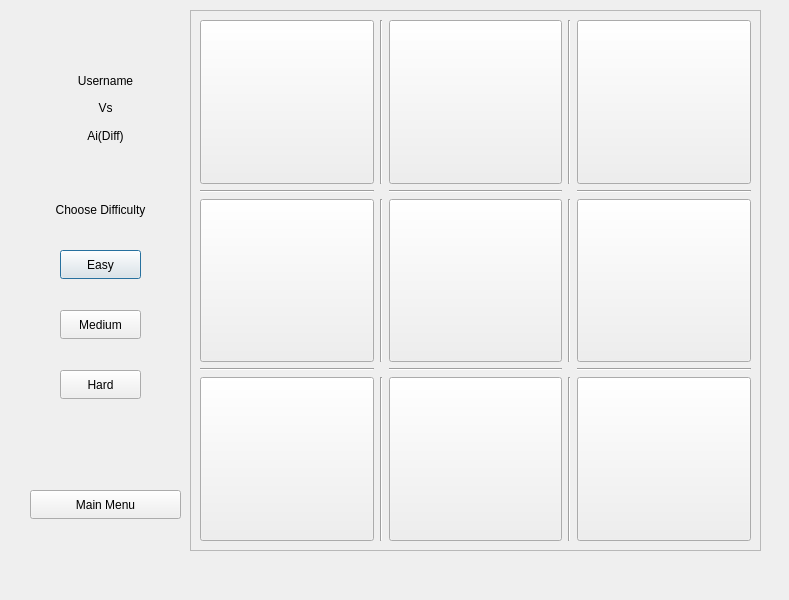
Old version of the form pvai.ui in the repository mo2menwael/Advanced-Tic-Tac-Toe.
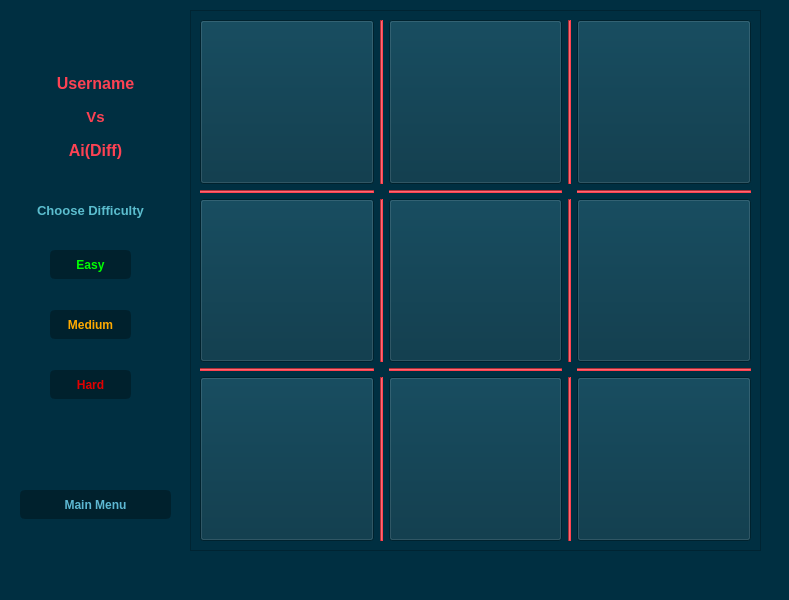
New version of the form.

The edit to the form file:
```diff
--- a/pvai.ui
+++ b/pvai.ui
@@ -13,15 +13,27 @@
   <property name="windowTitle">
    <string>Player VS AI</string>
   </property>
+  <property name="styleSheet">
+   <string notr="true">background-color: rgb(0, 47, 65);</string>
+  </property>
   <widget class="QLabel" name="difficulty">
    <property name="geometry">
     <rect>
-     <x>40</x>
+     <x>20</x>
      <y>200</y>
-     <width>121</width>
+     <width>141</width>
      <height>20</height>
     </rect>
    </property>
+   <property name="font">
+    <font>
+     <pointsize>10</pointsize>
+     <bold>true</bold>
+    </font>
+   </property>
+   <property name="styleSheet">
+    <string notr="true">color: rgb(91, 189, 206);</string>
+   </property>
    <property name="text">
     <string>Choose Difficulty</string>
    </property>
@@ -32,12 +44,35 @@
   <widget class="QPushButton" name="easy">
    <property name="geometry">
     <rect>
-     <x>60</x>
+     <x>50</x>
      <y>250</y>
      <width>81</width>
      <height>29</height>
     </rect>
    </property>
+   <property name="font">
+    <font>
+     <bold>true</bold>
+    </font>
+   </property>
+   <property name="styleSheet">
+    <string notr="true">QPushButton{
+color: rgb(0, 255, 0);
+background-color: rgb(0, 33, 45);
+border: 3px solid;
+border-radius: 5px;
+border-color: rgb(0, 33, 45);
+}
+QPushButton:Hover{
+border-color: rgb(0, 35, 48);
+background-color: rgb(0, 35, 48);
+}
+QPushButton:Pressed{
+background-color: rgb(0, 255, 0);
+color:rgb(0, 33, 45);
+border-color: rgb(0, 255, 0);
+}</string>
+   </property>
    <property name="text">
     <string>Easy</string>
    </property>
@@ -45,12 +80,35 @@
   <widget class="QPushButton" name="medium">
    <property name="geometry">
     <rect>
-     <x>60</x>
+     <x>50</x>
      <y>310</y>
      <width>81</width>
      <height>29</height>
     </rect>
    </property>
+   <property name="font">
+    <font>
+     <bold>true</bold>
+    </font>
+   </property>
+   <property name="styleSheet">
+    <string notr="true">QPushButton{
+color: rgb(255, 170, 0);
+background-color: rgb(0, 33, 45);
+border: 3px solid;
+border-radius: 5px;
+border-color: rgb(0, 33, 45);
+}
+QPushButton:Hover{
+border-color: rgb(0, 35, 48);
+background-color: rgb(0, 35, 48);
+}
+QPushButton:Pressed{
+background-color: rgb(255, 170, 0);
+color:rgb(0, 33, 45);
+border-color: rgb(255, 170, 0);
+}</string>
+   </property>
    <property name="text">
     <string>Medium</string>
    </property>
@@ -58,12 +116,35 @@
   <widget class="QPushButton" name="hard">
    <property name="geometry">
     <rect>
-     <x>60</x>
+     <x>50</x>
      <y>370</y>
      <width>81</width>
      <height>29</height>
     </rect>
    </property>
+   <property name="font">
+    <font>
+     <bold>true</bold>
+    </font>
+   </property>
+   <property name="styleSheet">
+    <string notr="true">QPushButton{
+color: rgb(225, 0, 0);
+background-color: rgb(0, 33, 45);
+border: 3px solid;
+border-radius: 5px;
+border-color: rgb(0, 33, 45);
+}
+QPushButton:Hover{
+border-color: rgb(0, 35, 48);
+background-color: rgb(0, 35, 48);
+}
+QPushButton:Pressed{
+background-color: rgb(225, 0, 0);
+color:rgb(0, 33, 45);
+border-color: rgb(225, 0, 0);
+}</string>
+   </property>
    <property name="text">
     <string>Hard</string>
    </property>
@@ -71,12 +152,35 @@
   <widget class="QPushButton" name="main_menu">
    <property name="geometry">
     <rect>
-     <x>30</x>
+     <x>20</x>
      <y>490</y>
      <width>151</width>
      <height>29</height>
     </rect>
    </property>
+   <property name="font">
+    <font>
+     <bold>true</bold>
+    </font>
+   </property>
+   <property name="styleSheet">
+    <string notr="true">QPushButton{
+color: rgb(93, 184, 211);
+background-color: rgb(0, 33, 45);
+border: 3px solid;
+border-radius: 5px;
+border-color: rgb(0, 33, 45);
+}
+QPushButton:Hover{
+border-color: rgb(0, 35, 48);
+background-color: rgb(0, 35, 48);
+}
+QPushButton:Pressed{
+background-color: rgb(93, 184, 211);
+color:rgb(0, 33, 45);
+border-color: rgb(93, 184, 211);
+}</string>
+   </property>
    <property name="text">
     <string>Main Menu</string>
    </property>
@@ -84,15 +188,24 @@
   <widget class="QWidget" name="layoutWidget_2">
    <property name="geometry">
     <rect>
-     <x>40</x>
+     <x>30</x>
      <y>70</y>
      <width>131</width>
-     <height>76</height>
+     <height>94</height>
     </rect>
    </property>
    <layout class="QVBoxLayout" name="verticalLayout">
     <item>
      <widget class="QLabel" name="username">
+      <property name="font">
+       <font>
+        <pointsize>12</pointsize>
+        <bold>true</bold>
+       </font>
+      </property>
+      <property name="styleSheet">
+       <string notr="true">color: rgb(253, 66, 83);</string>
+      </property>
       <property name="text">
        <string>Username</string>
       </property>
@@ -103,6 +216,15 @@
     </item>
     <item>
      <widget class="QLabel" name="VS">
+      <property name="font">
+       <font>
+        <pointsize>11</pointsize>
+        <bold>true</bold>
+       </font>
+      </property>
+      <property name="styleSheet">
+       <string notr="true">color: rgb(253, 66, 83);</string>
+      </property>
       <property name="text">
        <string>Vs</string>
       </property>
@@ -113,6 +235,15 @@
     </item>
     <item>
      <widget class="QLabel" name="diff">
+      <property name="font">
+       <font>
+        <pointsize>12</pointsize>
+        <bold>true</bold>
+       </font>
+      </property>
+      <property name="styleSheet">
+       <string notr="true">color: rgb(253, 66, 83);</string>
+      </property>
       <property name="text">
        <string>Ai(Diff)</string>
       </property>
@@ -155,6 +286,9 @@
          <bold>true</bold>
         </font>
        </property>
+       <property name="styleSheet">
+        <string notr="true">background-color: rgb(255, 67, 80);</string>
+       </property>
        <property name="orientation">
         <enum>Qt::Horizontal</enum>
        </property>
@@ -171,8 +305,12 @@
        <property name="font">
         <font>
          <pointsize>30</pointsize>
+         <bold>true</bold>
         </font>
        </property>
+       <property name="styleSheet">
+        <string notr="true"/>
+       </property>
        <property name="text">
         <string/>
        </property>
@@ -180,6 +318,9 @@
      </item>
      <item row="2" column="3">
       <widget class="Line" name="line_3">
+       <property name="styleSheet">
+        <string notr="true">background-color: rgb(255, 67, 80);</string>
+       </property>
        <property name="orientation">
         <enum>Qt::Vertical</enum>
        </property>
@@ -196,8 +337,12 @@
        <property name="font">
         <font>
          <pointsize>30</pointsize>
+         <bold>true</bold>
         </font>
        </property>
+       <property name="styleSheet">
+        <string notr="true"/>
+       </property>
        <property name="text">
         <string/>
        </property>
@@ -214,8 +359,12 @@
        <property name="font">
         <font>
          <pointsize>30</pointsize>
+         <bold>true</bold>
         </font>
        </property>
+       <property name="styleSheet">
+        <string notr="true"/>
+       </property>
        <property name="text">
         <string/>
        </property>
@@ -232,8 +381,12 @@
        <property name="font">
         <font>
          <pointsize>30</pointsize>
+         <bold>true</bold>
         </font>
        </property>
+       <property name="styleSheet">
+        <string notr="true"/>
+       </property>
        <property name="text">
         <string/>
        </property>
@@ -250,8 +403,12 @@
        <property name="font">
         <font>
          <pointsize>30</pointsize>
+         <bold>true</bold>
         </font>
        </property>
+       <property name="styleSheet">
+        <string notr="true">background-color: rgb(0, 47, 65);</string>
+       </property>
        <property name="text">
         <string/>
        </property>
@@ -259,6 +416,9 @@
      </item>
      <item row="0" column="3">
       <widget class="Line" name="line_5">
+       <property name="styleSheet">
+        <string notr="true">background-color: rgb(255, 67, 80);</string>
+       </property>
        <property name="orientation">
         <enum>Qt::Vertical</enum>
        </property>
@@ -275,8 +435,12 @@
        <property name="font">
         <font>
          <pointsize>30</pointsize>
+         <bold>true</bold>
         </font>
        </property>
+       <property name="styleSheet">
+        <string notr="true"/>
+       </property>
        <property name="text">
         <string/>
        </property>
@@ -284,6 +448,9 @@
      </item>
      <item row="4" column="3">
       <widget class="Line" name="line_4">
+       <property name="styleSheet">
+        <string notr="true">background-color: rgb(255, 67, 80);</string>
+       </property>
        <property name="orientation">
         <enum>Qt::Vertical</enum>
        </property>
@@ -291,6 +458,9 @@
      </item>
      <item row="0" column="1">
       <widget class="Line" name="line_8">
+       <property name="styleSheet">
+        <string notr="true">background-color: rgb(255, 67, 80);</string>
+       </property>
        <property name="orientation">
         <enum>Qt::Vertical</enum>
        </property>
@@ -298,6 +468,9 @@
      </item>
      <item row="4" column="1">
       <widget class="Line" name="line_6">
+       <property name="styleSheet">
+        <string notr="true">background-color: rgb(255, 67, 80);</string>
+       </property>
        <property name="orientation">
         <enum>Qt::Vertical</enum>
        </property>
@@ -314,8 +487,12 @@
        <property name="font">
         <font>
          <pointsize>30</pointsize>
+         <bold>true</bold>
         </font>
        </property>
+       <property name="styleSheet">
+        <string notr="true"/>
+       </property>
        <property name="text">
         <string/>
        </property>
@@ -332,8 +509,12 @@
        <property name="font">
         <font>
          <pointsize>30</pointsize>
+         <bold>true</bold>
         </font>
        </property>
+       <property name="styleSheet">
+        <string notr="true"/>
+       </property>
        <property name="text">
         <string/>
        </property>
@@ -350,8 +531,12 @@
        <property name="font">
         <font>
          <pointsize>30</pointsize>
+         <bold>true</bold>
         </font>
        </property>
+       <property name="styleSheet">
+        <string notr="true"/>
+       </property>
        <property name="text">
         <string/>
        </property>
@@ -359,6 +544,9 @@
      </item>
      <item row="2" column="1">
       <widget class="Line" name="line_7">
+       <property name="styleSheet">
+        <string notr="true">background-color: rgb(255, 67, 80);</string>
+       </property>
        <property name="orientation">
         <enum>Qt::Vertical</enum>
        </property>
@@ -371,6 +559,12 @@
          <bold>true</bold>
         </font>
        </property>
+       <property name="styleSheet">
+        <string notr="true">background-color: rgb(255, 67, 80);</string>
+       </property>
+       <property name="frameShadow">
+        <enum>QFrame::Sunken</enum>
+       </property>
        <property name="orientation">
         <enum>Qt::Horizontal</enum>
        </property>
@@ -378,6 +572,9 @@
      </item>
      <item row="3" column="0">
       <widget class="Line" name="line_2">
+       <property name="styleSheet">
+        <string notr="true">background-color: rgb(255, 67, 80);</string>
+       </property>
        <property name="orientation">
         <enum>Qt::Horizontal</enum>
        </property>
@@ -385,6 +582,9 @@
      </item>
      <item row="3" column="2">
       <widget class="Line" name="line_11">
+       <property name="styleSheet">
+        <string notr="true">background-color: rgb(255, 67, 80);</string>
+       </property>
        <property name="orientation">
         <enum>Qt::Horizontal</enum>
        </property>
@@ -392,6 +592,9 @@
      </item>
      <item row="3" column="4">
       <widget class="Line" name="line_12">
+       <property name="styleSheet">
+        <string notr="true">background-color: rgb(255, 67, 80);</string>
+       </property>
        <property name="orientation">
         <enum>Qt::Horizontal</enum>
        </property>
@@ -399,6 +602,9 @@
      </item>
      <item row="1" column="0">
       <widget class="Line" name="line">
+       <property name="styleSheet">
+        <string notr="true">background-color: rgb(255, 67, 80);</string>
+       </property>
        <property name="orientation">
         <enum>Qt::Horizontal</enum>
        </property>
```
